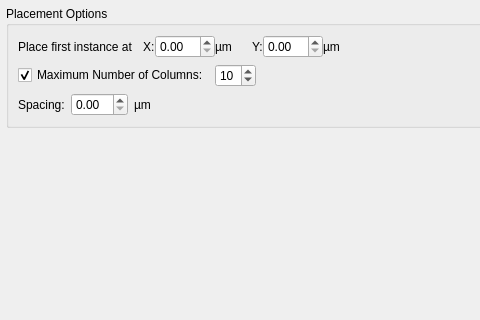
This is pymacros/NetlistImportConfig_LayoutPage.ui in iic-jku/klayout-netlist-import as Qt 5 draws it before an edit; both pictures show x 0 to 480 and y 0 to 320 of the 805 by 617 pixel window. The edited form follows.
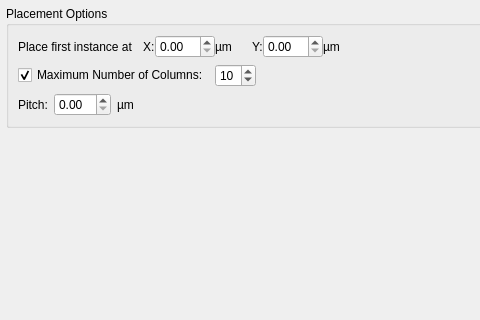
This is the edited form.

Commit message: GridPlacer: Use pitch instead of spacing

What changed in the file:
```diff
--- a/pymacros/NetlistImportConfig_LayoutPage.ui
+++ b/pymacros/NetlistImportConfig_LayoutPage.ui
@@ -204,7 +204,7 @@
           <item>
            <widget class="QLabel" name="label_15">
             <property name="text">
-             <string>Spacing:</string>
+             <string>Pitch:</string>
             </property>
            </widget>
           </item>
```
Left out of the diff: 2 changed lines with no effect on the pictures. The commit also changes 3 other files.
